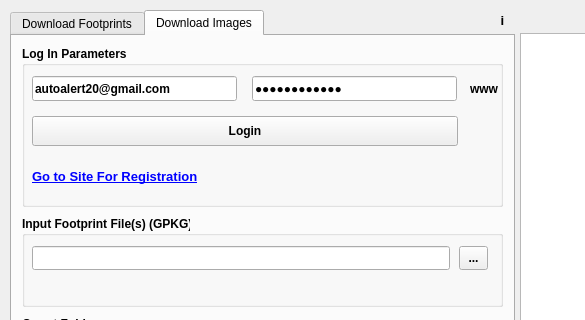
Old version of the form sentinel_downloader/sentinel_downloader_dialog_base.ui in the repository caliskanmurat/qgis_sentinel2_image_downloader_plugin; both pictures show x 0 to 585 and y 0 to 320 of the 908 by 604 pixel window.
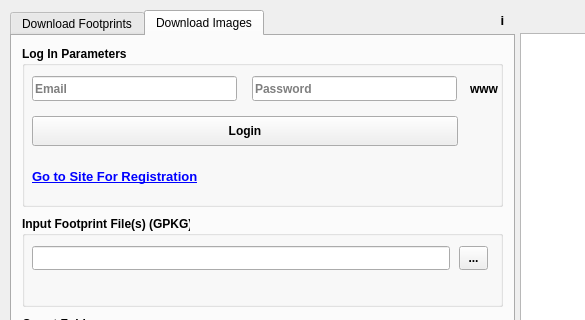
New version of the form. The open tabs and pages were chosen to show the change.

What changed in the file:
```diff
--- a/sentinel_downloader/sentinel_downloader_dialog_base.ui
+++ b/sentinel_downloader/sentinel_downloader_dialog_base.ui
@@ -630,7 +630,7 @@
        </rect>
       </property>
       <property name="text">
-       <string>autoalert20@gmail.com</string>
+       <string></string>
       </property>
       <property name="placeholderText">
        <string>Email</string>
@@ -646,7 +646,7 @@
        </rect>
       </property>
       <property name="text">
-       <string>$Mrt.030713$</string>
+       <string></string>
       </property>
       <property name="echoMode">
        <enum>QLineEdit::Password</enum>
```
